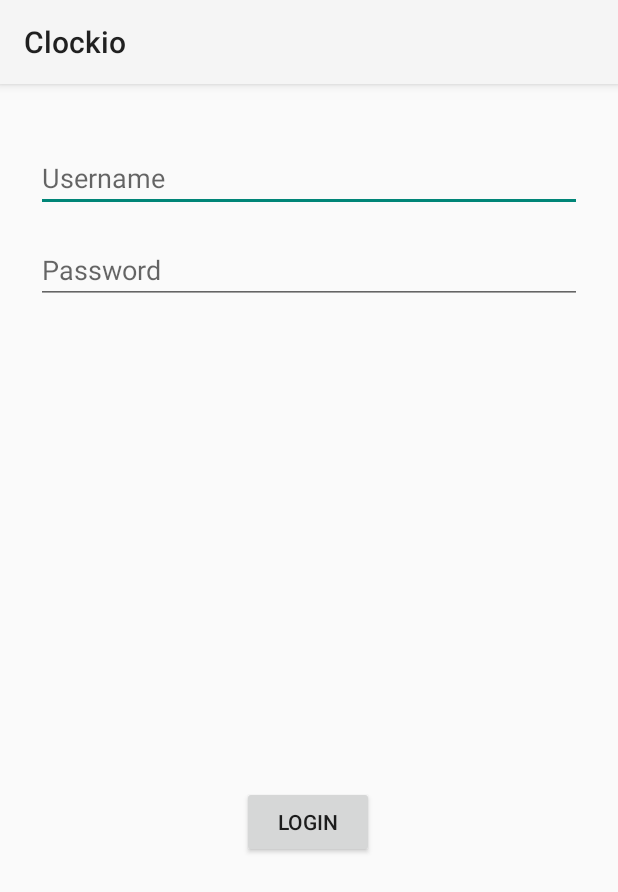
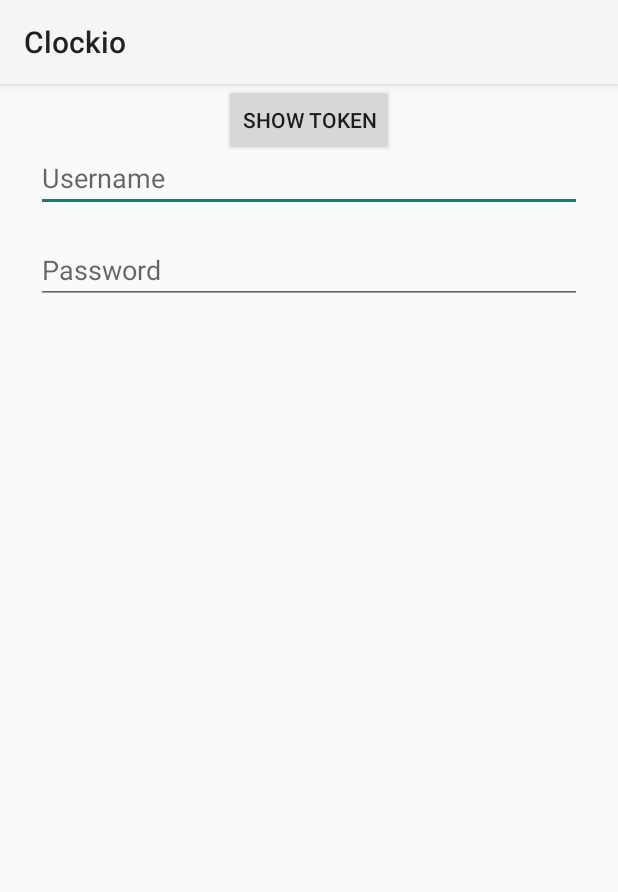
Before and after one commit to natashaval/Android-Clockio, an Android app: the Login2Activity screen opened directly, with no data from a screen before it, on a phone screen of 412 x 824 dp. Shown: the top 892 px of the screen. Run offline under Robolectric (Android 15) with nearby library versions, the phone set to English and light mode, and no system bars; our stand-ins replace data binding.

Commit message:
shared preferences for token

```diff
--- a/Clockio/app/src/main/java/com/natasha/clockio/Login2Activity.java
+++ b/Clockio/app/src/main/java/com/natasha/clockio/Login2Activity.java
@@ -8,13 +8,16 @@ import androidx.lifecycle.ViewModel;
 import androidx.lifecycle.ViewModelProviders;
 
 import android.content.Context;
+import android.content.SharedPreferences;
 import android.os.Bundle;
+import android.preference.PreferenceManager;
 import android.view.View;
 import android.widget.Button;
 import android.widget.EditText;
 import android.widget.ProgressBar;
 import android.widget.Toast;
 
+import com.natasha.clockio.data.model.AccessToken;
 import com.natasha.clockio.databinding.ActivityLogin2Binding;
 import com.natasha.clockio.ui.AuthListener;
 import com.natasha.clockio.ui.AuthViewModel;
@@ -22,8 +25,7 @@ import com.natasha.clockio.ui.AuthViewModel;
 public class Login2Activity extends AppCompatActivity implements AuthListener {
 
     public ProgressBar progressBar;
-    public EditText usernameEdit, passwordEdit;
-    public Button loginButton;
+    public SharedPreferences preferences;
 
     @Override
     protected void onCreate(Bundle savedInstanceState) {
@@ -35,6 +37,7 @@ public class Login2Activity extends AppCompatActivity implements AuthListener {
 
         viewModel.authListener = this;
         findViews();
+        preferences = getSharedPreferences("Token", Context.MODE_PRIVATE);
     }
 
     public void findViews() {
@@ -48,14 +51,19 @@ public class Login2Activity extends AppCompatActivity implements AuthListener {
     }
 
     @Override
-    public void onSuccess(LiveData<String> loginResponse) {
+    public void onSuccess(LiveData<AccessToken> loginResponse) {
 //        Toast.makeText(this, "Login Success" + loginResponse, Toast.LENGTH_SHORT).show();
         final Context context = this;
-        loginResponse.observe(this, new Observer<String>() {
+        loginResponse.observe(this, new Observer<AccessToken>() {
             @Override
-            public void onChanged(String s) {
+            public void onChanged(AccessToken token) {
                 progressBar.setVisibility(View.GONE);
-                Toast.makeText(context, "Login Success" + s, Toast.LENGTH_SHORT).show();
+                Toast.makeText(context, "Login Success" + token.getAccessToken(), Toast.LENGTH_SHORT).show();
+
+                SharedPreferences.Editor editor = preferences.edit();
+                editor.putString("access_token", token.getAccessToken());
+                editor.putString("refresh_token", token.getRefreshToken());
+                editor.apply();
             }
         });
     }
--- a/Clockio/app/src/main/java/com/natasha/clockio/ui/AuthListener.java
+++ b/Clockio/app/src/main/java/com/natasha/clockio/ui/AuthListener.java
@@ -2,8 +2,10 @@ package com.natasha.clockio.ui;
 
 import androidx.lifecycle.LiveData;
 
+import com.natasha.clockio.data.model.AccessToken;
+
 public interface AuthListener {
     void onStarted();
-    void onSuccess(LiveData<String> loginResponse);
+    void onSuccess(LiveData<AccessToken> loginResponse);
     void onFailure(String message);
 }
--- a/Clockio/app/src/main/java/com/natasha/clockio/ui/AuthViewModel.java
+++ b/Clockio/app/src/main/java/com/natasha/clockio/ui/AuthViewModel.java
@@ -1,25 +1,36 @@
 package com.natasha.clockio.ui;
 
+import android.app.Application;
 import android.content.Context;
+import android.content.SharedPreferences;
 import android.text.TextUtils;
 import android.util.Log;
 import android.view.View;
+import android.widget.CompoundButton;
+import android.widget.Toast;
 
+import androidx.annotation.NonNull;
+import androidx.lifecycle.AndroidViewModel;
 import androidx.lifecycle.LiveData;
 import androidx.lifecycle.ViewModel;
 
+import com.natasha.clockio.data.model.AccessToken;
 import com.natasha.clockio.data.repository.UserRepository;
 
 //https://www.youtube.com/watch?v=1GBCg70G7cI
 //https://github.com/probelalkhan/android-mvvm-architecture/commit/1fba9f9adb184600d381179413b7f060fc5e5cd8
-public class AuthViewModel extends ViewModel {
+public class AuthViewModel extends AndroidViewModel {
 
     public static final String TAG = AuthViewModel.class.getSimpleName();
 
     public String username;
     public String password;
     public AuthListener authListener;
-//    public Context context;
+    public String token;
+
+    public AuthViewModel(@NonNull Application application) {
+        super(application);
+    }
 
     public void onLoginButtonClick(View view) {
         Log.d(TAG, "Button Login clicked" + username + password);
@@ -30,7 +41,20 @@ public class AuthViewModel extends ViewModel {
             return;
         }
 
-        LiveData<String> loginResponse = new UserRepository().login(username, password);
+        LiveData<AccessToken> loginResponse = new UserRepository().login(username, password);
         authListener.onSuccess(loginResponse);
     }
+
+    public void onToken(View view) {
+//        if (isChecked) {
+            SharedPreferences preferences = getApplication().getSharedPreferences("Token", Context.MODE_PRIVATE);
+            String accessToken = preferences.getString("access_token", "access token ga ada");
+            String refreshToken = preferences.getString("refresh_token", "refresh ga ada");
+            token = accessToken + " @ " + refreshToken;
+            Log.d(TAG, token);
+//            Toast.makeText(getApplication(), "Access: " + accessToken + " @ " + refreshToken, Toast.LENGTH_SHORT).show();
+//        } else {
+            // The toggle is disabled
+//        }
+    }
 }
--- a/Clockio/app/src/main/res/layout/activity_login2.xml
+++ b/Clockio/app/src/main/res/layout/activity_login2.xml
@@ -52,38 +52,75 @@
             app:layout_constraintTop_toBottomOf="@+id/et_username" />
 
         <Button
-            android:onClick="@{viewModel::onLoginButtonClick}"
             android:id="@+id/btn_login"
             android:layout_width="wrap_content"
             android:layout_height="wrap_content"
             android:layout_gravity="start"
             android:layout_marginStart="48dp"
-            android:layout_marginTop="16dp"
             android:layout_marginEnd="48dp"
-            android:layout_marginBottom="252dp"
+            android:layout_marginBottom="8dp"
+            android:onClick="@{viewModel::onLoginButtonClick}"
             android:text="@string/action_sign_in_short"
-            app:layout_constraintBottom_toBottomOf="parent"
+            app:layout_constraintBottom_toTopOf="@+id/button"
             app:layout_constraintEnd_toEndOf="parent"
             app:layout_constraintHorizontal_bias="0.497"
-            app:layout_constraintStart_toStartOf="parent"
-            app:layout_constraintTop_toBottomOf="@+id/password"
-            app:layout_constraintVertical_bias="0.2" />
+            app:layout_constraintStart_toStartOf="parent" />
 
         <ProgressBar
             android:id="@+id/pb_loading"
             android:layout_width="wrap_content"
             android:layout_height="wrap_content"
             android:layout_gravity="center"
-            android:layout_marginStart="32dp"
-            android:layout_marginTop="64dp"
-            android:layout_marginEnd="32dp"
-            android:layout_marginBottom="64dp"
+            android:layout_marginStart="8dp"
+            android:layout_marginEnd="8dp"
+            android:layout_marginBottom="8dp"
             android:visibility="invisible"
+            app:layout_constraintBottom_toTopOf="@+id/btn_login"
+            app:layout_constraintEnd_toEndOf="parent"
+            app:layout_constraintHorizontal_bias="0.498"
+            app:layout_constraintStart_toStartOf="parent" />
+
+        <Button
+            android:id="@+id/button"
+            android:layout_width="wrap_content"
+            android:layout_height="wrap_content"
+            android:layout_marginStart="8dp"
+            android:layout_marginEnd="8dp"
+            android:onClick="@{viewModel::onToken}"
+            android:text="Show Token"
+            app:layout_constraintEnd_toEndOf="parent"
+            app:layout_constraintStart_toStartOf="parent"
+            tools:layout_editor_absoluteY="292dp" />
+
+        <ScrollView
+            android:layout_width="390dp"
+            android:layout_height="257dp"
+            android:layout_marginStart="8dp"
+            android:layout_marginTop="8dp"
+            android:layout_marginEnd="8dp"
+            android:layout_marginBottom="8dp"
             app:layout_constraintBottom_toBottomOf="parent"
-            app:layout_constraintEnd_toEndOf="@+id/password"
-            app:layout_constraintStart_toStartOf="@+id/password"
-            app:layout_constraintTop_toTopOf="parent"
-            app:layout_constraintVertical_bias="0.309" />
+            app:layout_constraintEnd_toEndOf="parent"
+            app:layout_constraintHorizontal_bias="0.0"
+            app:layout_constraintStart_toStartOf="parent"
+            app:layout_constraintTop_toBottomOf="@+id/button">
+
+            <LinearLayout
+                android:layout_width="match_parent"
+                android:layout_height="wrap_content"
+                android:orientation="vertical">
+
+                <TextView
+                    android:id="@+id/textView"
+                    android:layout_width="wrap_content"
+                    android:layout_height="wrap_content"
+                    android:text="@={viewModel.token}"
+                    tools:hint="Access Token show"
+                    tools:layout_editor_absoluteX="176dp"
+                    tools:layout_editor_absoluteY="505dp" />
+
+            </LinearLayout>
+        </ScrollView>
 
     </androidx.constraintlayout.widget.ConstraintLayout>
 </layout>
```
Also changed, not shown: Clockio/app/src/main/java/com/natasha/clockio/data/repository/UserRepository.java (+11 -6 lines).
